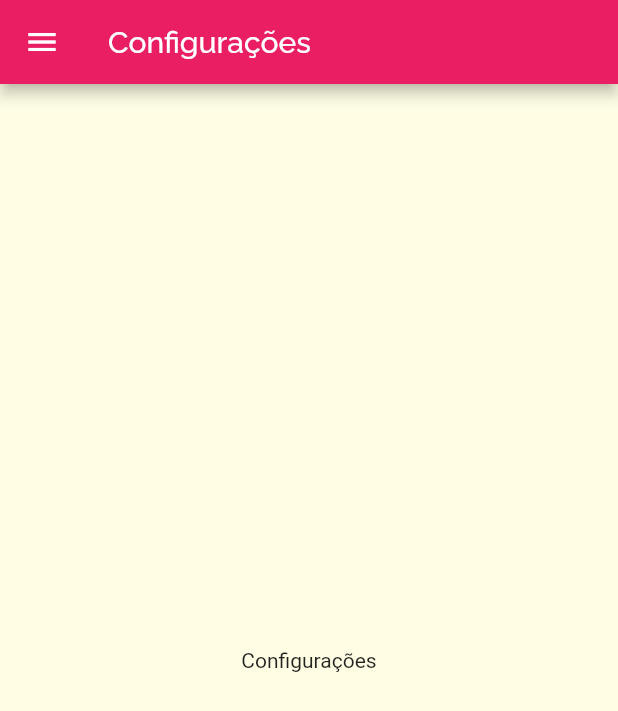
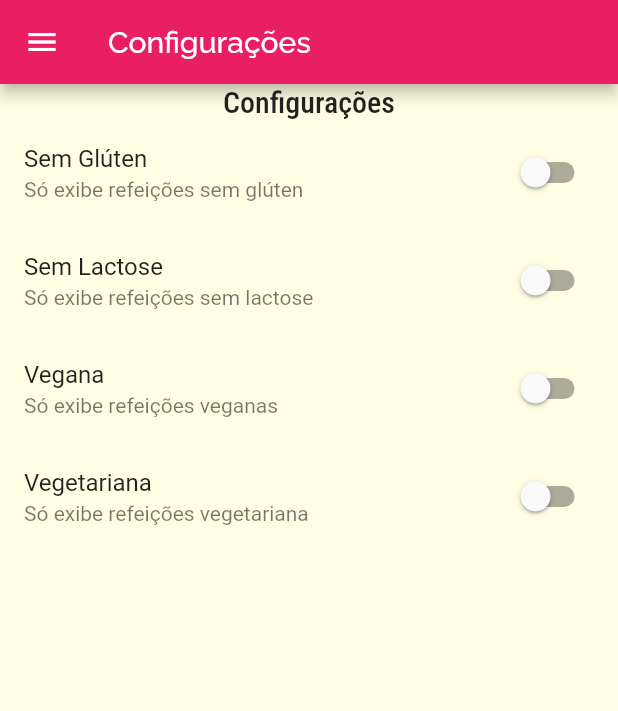
Before and after one commit to LetRicette/meals-recipe-flutter, a Flutter app: the SettingsScreen screen opened by its route, on a phone screen of 412 x 824 dp. Shown: the top 711 px of the screen. Run offline on Flutter 3.47's test engine with Material 2 defaults, Android fonts, the phone set to English and light mode, and no system bars.

Commit message:
settigns screen - switches filter

```diff
--- a/lib/screens/settings_screen.dart
+++ b/lib/screens/settings_screen.dart
@@ -1,19 +1,75 @@
 import 'package:flutter/material.dart';
 import '../components/main_drawer.dart';
+import '../models/settings.dart';
 
-class SettingsScreen extends StatelessWidget {
-  const SettingsScreen({Key? key}) : super(key: key);
+class SettingsScreen extends StatefulWidget {
+  @override
+  _SettingsScreenState createState() => _SettingsScreenState();
+}
+
+class _SettingsScreenState extends State<SettingsScreen> {
+  var settings = Settings();
+
+  Widget _createSwitch(
+    String title,
+    String subtitle,
+    bool value,
+    Function(bool) onChanged,
+  ) {
+    return SwitchListTile.adaptive(
+      title: Text(title),
+      subtitle: Text(subtitle),
+      value: value,
+      onChanged: onChanged,
+    );
+  }
 
   @override
   Widget build(BuildContext context) {
     return Scaffold(
-      appBar: AppBar(
-        title: Text('Configurações'),
-      ),
-      drawer: MainDrawer(),
-      body: Center(
-        child: Text('Configurações'),
-      ),
-    );
+        appBar: AppBar(
+          title: Text('Configurações'),
+        ),
+        drawer: MainDrawer(),
+        body: Column(
+          children: [
+            Container(
+              child: Text(
+                'Configurações',
+                style: Theme.of(context).textTheme.headline6,
+              ),
+            ),
+            Expanded(
+              child: ListView(
+                children: [
+                  _createSwitch(
+                    'Sem Glúten',
+                    'Só exibe refeições sem glúten',
+                    settings.isGlutenFree,
+                    (value) => setState(() => settings.isGlutenFree = value),
+                  ),
+                  _createSwitch(
+                    'Sem Lactose',
+                    'Só exibe refeições sem lactose',
+                    settings.isLactoseFree,
+                    (value) => setState(() => settings.isLactoseFree = value),
+                  ),
+                  _createSwitch(
+                    'Vegana',
+                    'Só exibe refeições veganas',
+                    settings.isVegan,
+                    (value) => setState(() => settings.isVegan = value),
+                  ),
+                  _createSwitch(
+                    'Vegetariana',
+                    'Só exibe refeições vegetariana',
+                    settings.isVegetarian,
+                    (value) => setState(() => settings.isVegetarian = value),
+                  ),
+                ],
+              ),
+            ),
+          ],
+        ));
   }
 }
```
